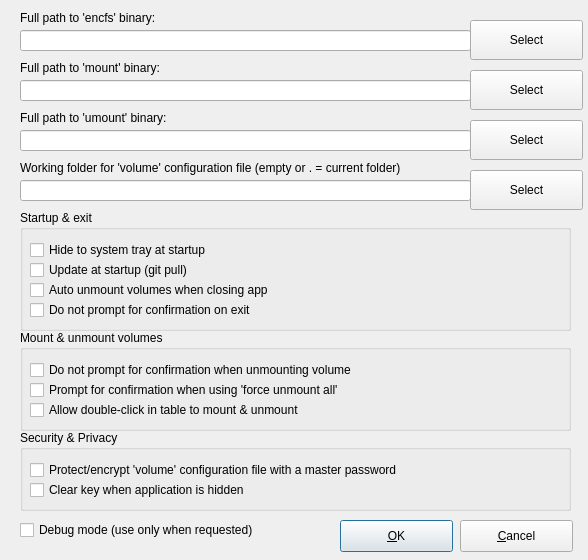
The window that encfsgui_settings.ui (corelan/pyencfsgui) describes before a commit, drawn with Qt 5.
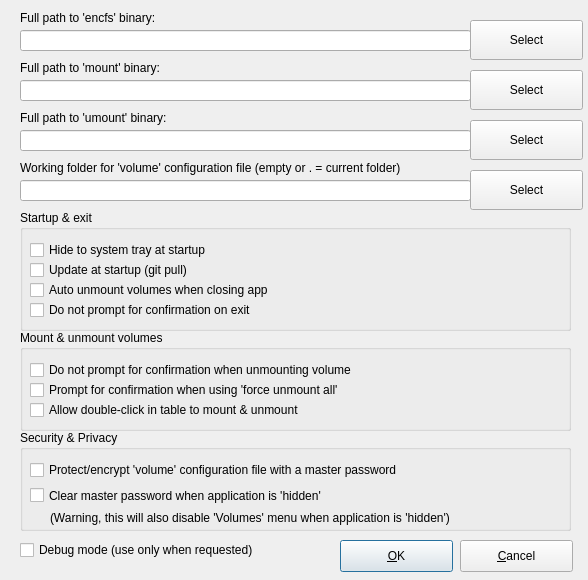
The same window after the commit.

```diff
--- a/encfsgui_settings.ui
+++ b/encfsgui_settings.ui
@@ -10,7 +10,7 @@
     <x>0</x>
     <y>0</y>
     <width>588</width>
-    <height>560</height>
+    <height>580</height>
    </rect>
   </property>
   <property name="sizePolicy">
@@ -22,13 +22,13 @@
   <property name="minimumSize">
    <size>
     <width>588</width>
-    <height>560</height>
+    <height>580</height>
    </size>
   </property>
   <property name="maximumSize">
    <size>
     <width>588</width>
-    <height>560</height>
+    <height>580</height>
    </size>
   </property>
   <property name="baseSize">
@@ -50,7 +50,7 @@
    <property name="geometry">
     <rect>
      <x>340</x>
-     <y>520</y>
+     <y>540</y>
      <width>113</width>
      <height>32</height>
     </rect>
@@ -63,7 +63,7 @@
    <property name="geometry">
     <rect>
      <x>460</x>
-     <y>520</y>
+     <y>540</y>
      <width>113</width>
      <height>32</height>
     </rect>
@@ -226,7 +226,7 @@
    <property name="geometry">
     <rect>
      <x>20</x>
-     <y>520</y>
+     <y>540</y>
      <width>291</width>
      <height>20</height>
     </rect>
@@ -361,7 +361,7 @@
      <x>20</x>
      <y>430</y>
      <width>551</width>
-     <height>81</height>
+     <height>101</height>
     </rect>
    </property>
    <property name="title">
@@ -385,12 +385,25 @@
      <rect>
       <x>10</x>
       <y>50</y>
-      <width>451</width>
-      <height>20</height>
+      <width>531</width>
+      <height>31</height>
      </rect>
     </property>
     <property name="text">
-     <string>Clear key when application is hidden</string>
+     <string>Clear master password when application is 'hidden'</string>
+    </property>
+   </widget>
+   <widget class="QLabel" name="label_5">
+    <property name="geometry">
+     <rect>
+      <x>30</x>
+      <y>80</y>
+      <width>521</width>
+      <height>16</height>
+     </rect>
+    </property>
+    <property name="text">
+     <string>(Warning, this will also disable 'Volumes' menu when application is 'hidden')</string>
     </property>
    </widget>
   </widget>
```
